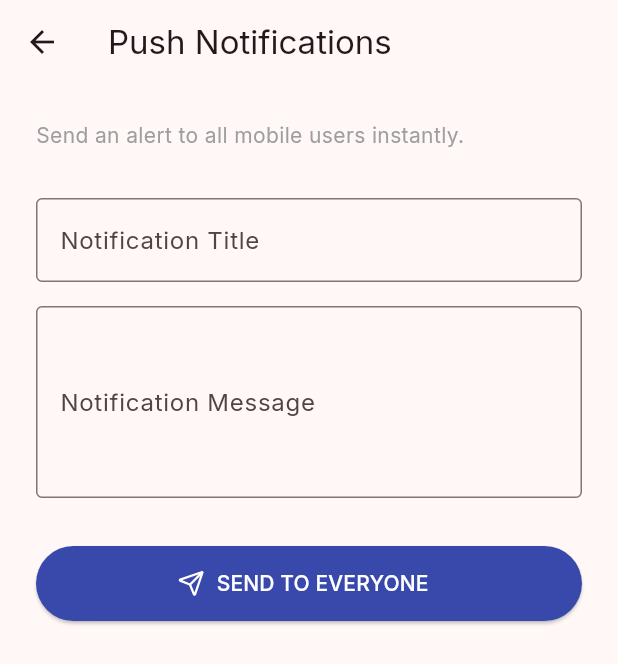
After one commit to Akhilvijayanvj/svaneya-admin-app, a Flutter app: the NotificationsScreen screen opened directly, after a tap on "SEND TO EVERYONE", on a phone screen of 412 x 824 dp. The commit adds this screen. Shown: the top 664 px of the screen. Run offline on Flutter 3.47's test engine with Material 3 defaults, Android fonts, the phone set to English and light mode, and no system bars; our stand-ins replace google_fonts, lucide_icons, supabase_flutter; accounts and stored records are empty.

Commit message:
Implement full admin capabilities: Add product, manage orders, promos, banners, and push notifications

```diff
--- /dev/null
+++ b/lib/screens/notifications.dart
@@ -0,0 +1,87 @@
+import 'dart:convert';
+import 'package:flutter/material.dart';
+import 'package:http/http.dart' as http;
+import 'package:lucide_icons/lucide_icons.dart';
+
+class NotificationsScreen extends StatefulWidget {
+  const NotificationsScreen({super.key});
+
+  @override
+  State<NotificationsScreen> createState() => _NotificationsScreenState();
+}
+
+class _NotificationsScreenState extends State<NotificationsScreen> {
+  final _titleCtrl = TextEditingController();
+  final _bodyCtrl = TextEditingController();
+  bool _isSending = false;
+
+  Future<void> _sendNotification() async {
+    if (_titleCtrl.text.isEmpty || _bodyCtrl.text.isEmpty) return;
+    setState(() => _isSending = true);
+
+    try {
+      final baseUrl = const bool.fromEnvironment('dart.vm.product')
+          ? 'https://svaneya.in/api/notifications/send'
+          : 'http://10.0.2.2:3000/api/notifications/send';
+
+      final res = await http.post(
+        Uri.parse(baseUrl),
+        headers: {'Content-Type': 'application/json'},
+        body: jsonEncode({
+          'title': _titleCtrl.text,
+          'body': _bodyCtrl.text,
+        })
+      );
+
+      if (!mounted) return;
+      if (res.statusCode == 200) {
+        ScaffoldMessenger.of(context).showSnackBar(const SnackBar(content: Text('Push Notification Sent!')));
+        _titleCtrl.clear();
+        _bodyCtrl.clear();
+      } else {
+        ScaffoldMessenger.of(context).showSnackBar(SnackBar(content: Text('Error: ${res.body}')));
+      }
+    } catch (e) {
+      if (mounted) ScaffoldMessenger.of(context).showSnackBar(SnackBar(content: Text('Error: $e')));
+    } finally {
+      if (mounted) setState(() => _isSending = false);
+    }
+  }
+
+  @override
+  Widget build(BuildContext context) {
+    return Scaffold(
+      appBar: AppBar(title: const Text('Push Notifications')),
+      body: Padding(
+        padding: const EdgeInsets.all(24.0),
+        child: Column(
+          crossAxisAlignment: CrossAxisAlignment.start,
+          children: [
+            const Text('Send an alert to all mobile users instantly.', style: TextStyle(color: Colors.grey)),
+            const SizedBox(height: 32),
+            TextField(
+              controller: _titleCtrl,
+              decoration: const InputDecoration(labelText: 'Notification Title', border: OutlineInputBorder()),
+            ),
+            const SizedBox(height: 16),
+            TextField(
+              controller: _bodyCtrl,
+              maxLines: 4,
+              decoration: const InputDecoration(labelText: 'Notification Message', border: OutlineInputBorder()),
+            ),
+            const SizedBox(height: 32),
+            SizedBox(
+              width: double.infinity, height: 50,
+              child: ElevatedButton.icon(
+                onPressed: _isSending ? null : _sendNotification,
+                icon: _isSending ? const SizedBox(width: 20, height: 20, child: CircularProgressIndicator(color: Colors.white, strokeWidth: 2)) : const Icon(LucideIcons.send),
+                label: Text(_isSending ? 'SENDING...' : 'SEND TO EVERYONE'),
+                style: ElevatedButton.styleFrom(backgroundColor: Colors.indigo.shade600, foregroundColor: Colors.white),
+              ),
+            )
+          ],
+        ),
+      ),
+    );
+  }
+}
--- a/lib/screens/orders.dart
+++ b/lib/screens/orders.dart
@@ -56,7 +56,7 @@ class _OrdersScreenState extends State<OrdersScreen> {
                     children: [
                       Text('₹${o['total_amount']}', style: const TextStyle(fontWeight: FontWeight.bold, fontSize: 16)),
                       Container(
-                        margin: const EdgeInsets.top(4),
+                        margin: const EdgeInsets.only(top: 4),
                         padding: const EdgeInsets.symmetric(horizontal: 8, vertical: 2),
                         decoration: BoxDecoration(
                           color: o['status'] == 'paid' ? Colors.green.shade100 : Colors.orange.shade100,
@@ -74,11 +74,31 @@ class _OrdersScreenState extends State<OrdersScreen> {
                     ],
                   ),
                   isThreeLine: true,
-                  onTap: () {},
+                  onTap: () {
+                    showDialog(context: context, builder: (_) => AlertDialog(
+                      title: const Text('Update Order Status'),
+                      content: Column(
+                        mainAxisSize: MainAxisSize.min,
+                        children: [
+                          ListTile(title: const Text('Pending'), onTap: () => _updateStatus(o['id'], 'pending')),
+                          ListTile(title: const Text('Paid'), onTap: () => _updateStatus(o['id'], 'paid')),
+                          ListTile(title: const Text('Shipped'), onTap: () => _updateStatus(o['id'], 'shipped')),
+                          ListTile(title: const Text('Delivered'), onTap: () => _updateStatus(o['id'], 'delivered')),
+                        ],
+                      ),
+                    ));
+                  },
                 );
               },
             ),
           ),
     );
   }
+
+  Future<void> _updateStatus(dynamic id, String status) async {
+    Navigator.pop(context);
+    setState(() => _isLoading = true);
+    await supabase.from('orders').update({'status': status}).eq('id', id);
+    _fetchOrders();
+  }
 }
--- a/lib/screens/overview.dart
+++ b/lib/screens/overview.dart
@@ -23,7 +23,7 @@ class _OverviewScreenState extends State<OverviewScreen> {
   Future<void> _fetchStats() async {
     try {
       final ordersRes = await supabase.from('orders').select('total_amount');
-      final productsRes = await supabase.from('products').select('id', const FetchOptions(count: CountOption.exact));
+      final productsRes = await supabase.from('products').select('id');
 
       double revenue = 0;
       for (var o in ordersRes) {
--- a/lib/screens/settings.dart
+++ b/lib/screens/settings.dart
@@ -1,6 +1,10 @@
 import 'package:flutter/material.dart';
 import '../main.dart';
 import 'package:lucide_icons/lucide_icons.dart';
+
+import 'promo_codes.dart';
+import 'mobile_banner.dart';
+import 'notifications.dart';
 
 class SettingsScreen extends StatelessWidget {
   const SettingsScreen({super.key});
@@ -8,13 +12,35 @@ class SettingsScreen extends StatelessWidget {
   @override
   Widget build(BuildContext context) {
     return Scaffold(
-      appBar: AppBar(title: const Text('Settings')),
+      appBar: AppBar(title: const Text('Store Configuration')),
       body: ListView(
         children: [
           const ListTile(
             leading: Icon(LucideIcons.user),
             title: Text('Admin Account'),
             subtitle: Text('Manage your store profile'),
+          ),
+          const Divider(),
+          ListTile(
+            leading: const Icon(LucideIcons.tags),
+            title: const Text('Promo Codes'),
+            subtitle: const Text('Create and manage discounts'),
+            trailing: const Icon(Icons.chevron_right),
+            onTap: () => Navigator.push(context, MaterialPageRoute(builder: (_) => const PromoCodesScreen())),
+          ),
+          ListTile(
+            leading: const Icon(LucideIcons.bell),
+            title: const Text('Push Notifications'),
+            subtitle: const Text('Send alerts to mobile users'),
+            trailing: const Icon(Icons.chevron_right),
+            onTap: () => Navigator.push(context, MaterialPageRoute(builder: (_) => const NotificationsScreen())),
+          ),
+          ListTile(
+            leading: const Icon(LucideIcons.image),
+            title: const Text('Mobile Banner'),
+            subtitle: const Text('Update the app homepage banner'),
+            trailing: const Icon(Icons.chevron_right),
+            onTap: () => Navigator.push(context, MaterialPageRoute(builder: (_) => const MobileBannerScreen())),
           ),
           const Divider(),
           ListTile(
--- a/pubspec.yaml
+++ b/pubspec.yaml
@@ -40,6 +40,7 @@ dependencies:
   intl: ^0.20.3
   provider: ^6.1.5+1
   image_picker: ^1.2.3
+  http: ^1.6.0
 
 dev_dependencies:
   flutter_test:
```
Also changed, not shown: lib/screens/add_product.dart (added, +97 -0 lines), lib/screens/mobile_banner.dart (added, +97 -0 lines), lib/screens/products.dart (+7 -3 lines), lib/screens/promo_codes.dart (added, +98 -0 lines), pubspec.lock.
